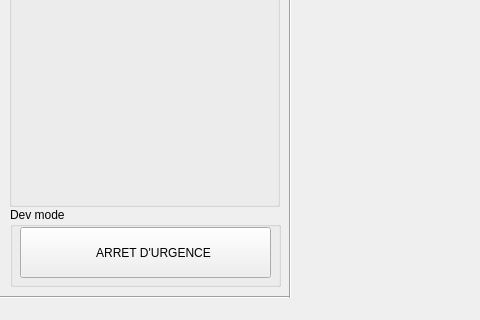
The window that programme.ui (LuaxY/QKinect) describes before a commit, drawn with Qt 5; both pictures show x 0 to 480 and y 202 to 522 of the 1092 by 522 pixel window.
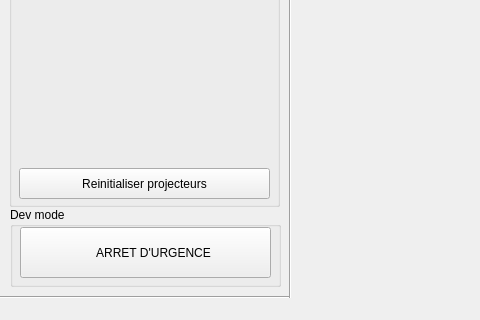
The same window after the commit. Icons and pictures are not drawn.

```diff
--- a/programme.ui
+++ b/programme.ui
@@ -174,6 +174,19 @@
       <string>Envoyer les données aux projecteurs</string>
      </property>
     </widget>
+    <widget class="QPushButton" name="btnResetTrames">
+     <property name="geometry">
+      <rect>
+       <x>10</x>
+       <y>212</y>
+       <width>251</width>
+       <height>31</height>
+      </rect>
+     </property>
+     <property name="text">
+      <string>Reinitialiser projecteurs</string>
+     </property>
+    </widget>
    </widget>
    <widget class="QGroupBox" name="groupBox_4">
     <property name="geometry">
```
Left out of the diff: 12 changed lines with no effect on the pictures.
